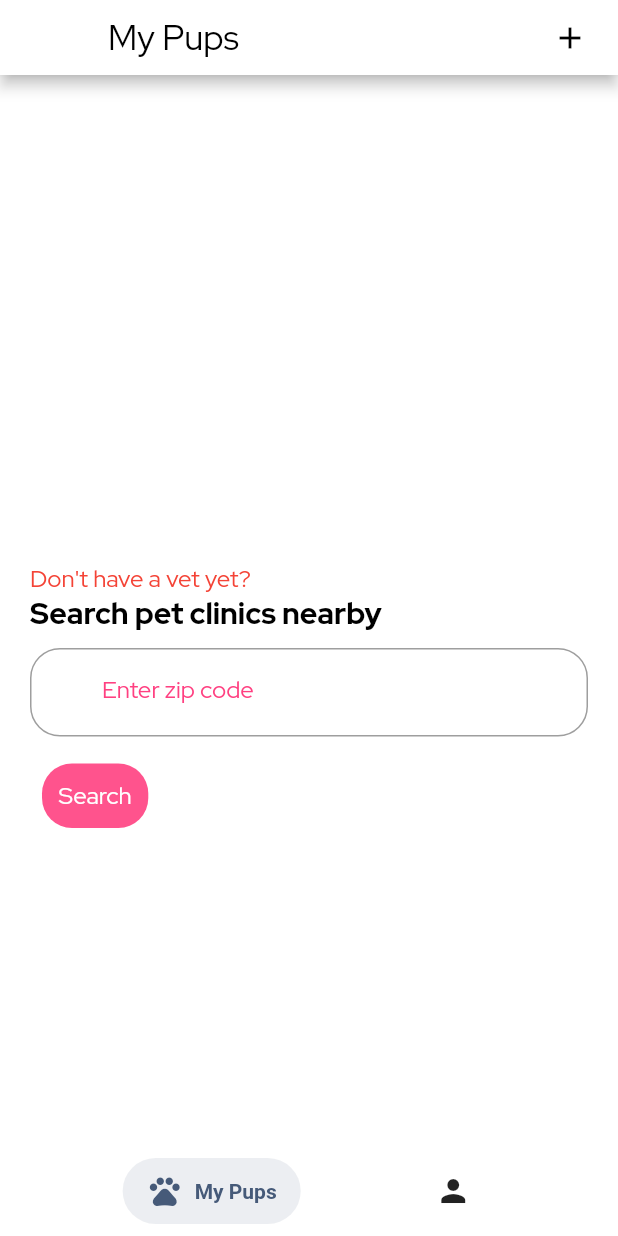
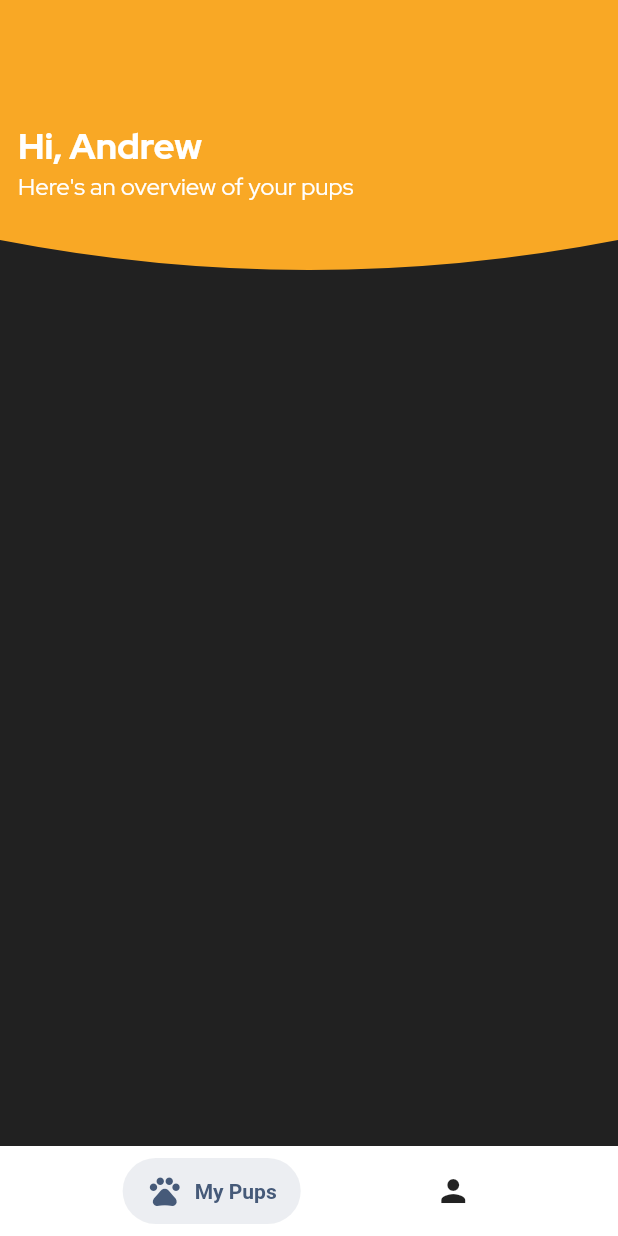
Before and after one commit to villegas-abva/My-Pups, a Flutter app: the screen it shows after launch, on a phone screen of 412 x 824 dp. Run offline on Flutter 3.47's test engine with Material 2 defaults, Android fonts, the phone set to English and light mode, and no system bars; drawn by our look-alikes of salomon_bottom_bar; our stand-ins replace bloc, cloud_firestore, equatable, firebase_core, firebase_storage, flutter_bloc and 2 more; accounts and stored records are empty.

Commit message:
feat: UI changes to my pups screen

```diff
--- a/lib/ui/screens/my_pups/my_pups_screen.dart
+++ b/lib/ui/screens/my_pups/my_pups_screen.dart
@@ -2,7 +2,8 @@ import 'package:flutter/material.dart';
 import 'package:flutter_bloc/flutter_bloc.dart';
 import 'package:my_pups/bloc/pups/pups_bloc.dart';
 import 'package:my_pups/database/models/pup/pup.dart';
-
+import 'package:my_pups/ui/common/widgets/clipper/bottom_clipper.dart';
+import 'dart:math' as math;
 import 'package:my_pups/ui/common/widgets/custom_app_bar.dart';
 import 'package:my_pups/shared/widgets/loading_widget.dart';
 import 'package:my_pups/ui/common/widgets/text/app_large_text.dart';
@@ -62,130 +63,131 @@ class MyPupsBody extends StatefulWidget {
 }
 
 class _MyPupsBodyState extends State<MyPupsBody> {
-  final TextEditingController _breedController = TextEditingController();
-
   @override
   Widget build(BuildContext context) {
     return Scaffold(
-      backgroundColor: Colors.white,
-      // backgroundColor: Colors.black.withOpacity(0.2),
-      appBar: PreferredSize(
-        preferredSize: const Size.fromHeight(50),
-        child: CustomAppBar(
-            title: 'My Pups',
-            hasRightIcon: true,
-            rightIcon: Icons.add,
-            rightIconTap: () {
-              Navigator.pushNamed(
-                context,
-                '/addPup',
-              );
-            }),
+        backgroundColor: Colors.black87,
+        body: _buildBody(pups: widget.state.pups));
+  }
+}
+
+Widget _buildBody({required List<Pup> pups}) {
+  return SingleChildScrollView(
+    child: Column(
+      children: [
+        Stack(
+          alignment: Alignment.topCenter,
+          children: [
+            ClipPath(
+              clipper: BottomClipper(),
+              child: Container(
+                width: double.infinity,
+                height: 180,
+                decoration: BoxDecoration(color: Colors.yellow[800]),
               ),
-      body: SingleChildScrollView(
-        scrollDirection: Axis.vertical,
-        child: Column(
-          mainAxisSize: MainAxisSize.min,
-          crossAxisAlignment: CrossAxisAlignment.start,
-          children: [
-            Column(
-              mainAxisSize: MainAxisSize.min,
-              crossAxisAlignment: CrossAxisAlignment.end,
-              children: [
-                const SizedBox(height: 20),
-                SizedBox(
-                  height: 280,
-                  width: double.infinity,
-                  child: ListView.builder(
-                      scrollDirection: Axis.horizontal,
-                      shrinkWrap: true,
-                      itemCount: widget.state.pups.length,
-                      itemBuilder: (context, index) {
-                        var pup = widget.state.pups[index];
-                        return _buildPupCard(context: context, pup: pup);
-                      }),
-                ),
-                const SizedBox(height: 25),
-              ],
             ),
             Padding(
-              padding: const EdgeInsets.symmetric(horizontal: 20.0),
+              padding: const EdgeInsets.all(12),
               child: Column(
-                crossAxisAlignment: CrossAxisAlignment.start,
                 children: [
-                  const AppRegularText(
-                    text: 'Don\'t have a vet yet?',
-                    color: Colors.red,
-                    size: 16,
-                  ),
-                  const AppLargeText(
-                    text: 'Search pet clinics nearby',
-                    size: 20,
-                  ),
-                  const SizedBox(height: 10),
-                  AppTextFormField(
-                    controller: _breedController,
-                    label: 'Enter zip code',
-                  ),
-                  const SizedBox(height: 10),
-                  TextButton(
-                    onPressed: () {},
-                    child: Container(
-                      padding: const EdgeInsets.all(11),
-                      decoration: BoxDecoration(
-                          color: Colors.pinkAccent.withOpacity(0.9),
-                          borderRadius: BorderRadius.circular(20)),
-                      child: const AppRegularText(
-                          text: 'Search', color: Colors.white),
-                    ),
+                  const SizedBox(height: 70),
+                  Row(
+                    children: [
+                      _buildHeader(
+                          title: 'Hi, Andrew',
+                          subtitle: 'Here\'s an overview of your pups')
+                    ],
                   ),
                 ],
               ),
             ),
           ],
         ),
+        const SizedBox(height: 30),
+        // Text('hula')
+        _buildPups(pups: pups),
+        const SizedBox(height: 30),
+        AnimatedTextWidget(),
+      ],
     ),
   );
 }
+
+Widget _buildPups({required List<Pup> pups}) {
+  return SizedBox(
+    height: 580,
+    width: double.infinity,
+    child: ListView.builder(
+        scrollDirection: Axis.horizontal,
+        shrinkWrap: true,
+        itemCount: pups.length,
+        itemBuilder: (context, index) {
+          final pup = pups[index];
+          return _buildPupCard(context: context, pup: pup);
+        }),
+  );
 }
 
 Widget _buildPupCard({required BuildContext context, required Pup pup}) {
   return Padding(
-    padding: const EdgeInsets.symmetric(horizontal: 15, vertical: 10),
+    padding: const EdgeInsets.symmetric(horizontal: 7, vertical: 10),
     child: GestureDetector(
       onTap: () {
         Navigator.pushNamed(context, '/pupDetails', arguments: pup);
       },
-      child: Column(
+      child: Stack(
         children: [
-          Container(
-            height: 200,
+          SizedBox(
+            height: 320,
             width: 200,
-            decoration: BoxDecoration(
-              color: Colors.grey,
-              border: Border.all(width: 3),
-              borderRadius: BorderRadius.circular(30),
-              image: DecorationImage(
-                image: NetworkImage(
+            child: ClipRRect(
+              borderRadius: BorderRadius.circular(20),
+              child: Image.network(
                 pup.imageUrl,
-                ),
                 fit: BoxFit.cover,
               ),
             ),
           ),
-          const SizedBox(height: 5),
-          Container(
+          // const SizedBox(height: 5),
+          // pup info
+          Positioned(
+            top: 250,
+            child: Padding(
+              padding: const EdgeInsets.symmetric(horizontal: 8.0),
+              child: Container(
                 padding: const EdgeInsets.symmetric(vertical: 8.0),
-            width: 200,
+                width: 185,
+                height: 60,
                 decoration: BoxDecoration(
-              color: Colors.black,
+                  color: Colors.white,
                   borderRadius: BorderRadius.circular(15),
                 ),
-            child: Center(
-              child: AppRegularText(
+                child: Padding(
+                  padding: const EdgeInsets.symmetric(horizontal: 15.0),
+                  child: Row(
+                    mainAxisAlignment: MainAxisAlignment.spaceBetween,
+                    children: [
+                      Column(
+                        crossAxisAlignment: CrossAxisAlignment.start,
+                        children: [
+                          AppRegularText(
                               text: pup.name,
-                size: 22,
-                color: Colors.white,
+                              size: 18,
+                              color: Colors.black,
+                              isBold: true),
+                          AppRegularText(
+                            text: pup.breed,
+                            size: 15,
+                          ),
+                        ],
+                      ),
+                      Icon(pup.sex == 'Male' ? Icons.male : Icons.female,
+                          color: pup.sex == 'Male'
+                              ? Colors.blue
+                              : Colors.pinkAccent),
+                    ],
+                  ),
+                ),
               ),
             ),
           ),
@@ -194,3 +196,51 @@ Widget _buildPupCard({required BuildContext context, required Pup pup}) {
     ),
   );
 }
+
+Widget _buildHeader({required String title, required String subtitle}) {
+  return Column(
+    crossAxisAlignment: CrossAxisAlignment.start,
+    children: [
+      AppLargeText(text: title, color: Colors.white, size: 24),
+      AppRegularText(text: subtitle, color: Colors.white),
+    ],
+  );
+}
+
+class AnimatedTextWidget extends StatefulWidget {
+  const AnimatedTextWidget({Key? key}) : super(key: key);
+
+  @override
+  _AnimatedTextWidgetState createState() => _AnimatedTextWidgetState();
+}
+
+class _AnimatedTextWidgetState extends State<AnimatedTextWidget>
+    with TickerProviderStateMixin {
+  late final AnimationController _controller =
+      AnimationController(duration: Duration(seconds: 2), vsync: this)
+        ..repeat();
+
+  @override
+  void initState() {
+    // TODO: implement initState
+    super.initState();
+    _controller.forward();
+  }
+
+  @override
+  void dispose() {
+    super.dispose();
+    _controller.dispose();
+  }
+
+  @override
+  Widget build(BuildContext context) {
+    return AnimatedBuilder(
+      animation: _controller,
+      child: AppRegularText(text: 'hula', color: Colors.white),
+      builder: (BuildContext context, Widget? child) {
+        return Transform.rotate(angle: _controller.value * 0.2 * math.pi);
+      },
+    );
+  }
+}
```
Lines whose indentation alone changed are shown as unchanged.
